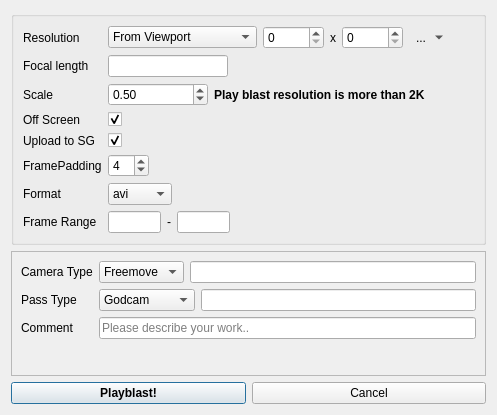
Old version of the form resources/dialog.ui in the repository craignadoon/tvfx-maya-playblast.
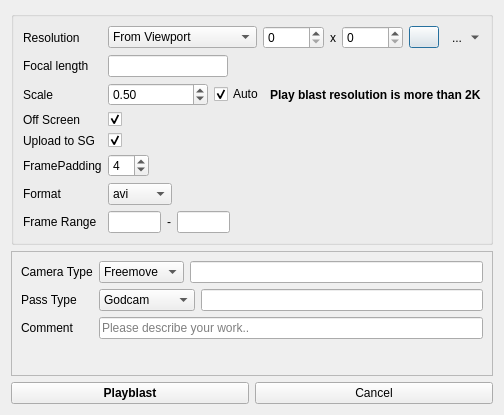
New version of the form. Icons and pictures are not drawn.

What changed in the file:
```diff
--- a/resources/dialog.ui
+++ b/resources/dialog.ui
@@ -69,6 +69,26 @@
           </property>
          </widget>
         </item>
+        <item>
+         <widget class="QPushButton" name="pb_refresh">
+          <property name="sizePolicy">
+           <sizepolicy hsizetype="Maximum" vsizetype="Fixed">
+            <horstretch>0</horstretch>
+            <verstretch>0</verstretch>
+           </sizepolicy>
+          </property>
+          <property name="maximumSize">
+           <size>
+            <width>30</width>
+            <height>16777215</height>
+           </size>
+          </property>
+          <property name="icon">
+           <iconset resource="resources.qrc">
+            <normaloff>:/res/refresh.png</normaloff>:/res/refresh.png</iconset>
+          </property>
+         </widget>
+        </item>
         <item>
          <widget class="QToolButton" name="tb_resolution_preset">
           <property name="text">
@@ -162,6 +182,16 @@
           </property>
          </widget>
         </item>
+        <item>
+         <widget class="QCheckBox" name="cb_auto">
+          <property name="text">
+           <string>Auto</string>
+          </property>
+          <property name="checked">
+           <bool>true</bool>
+          </property>
+         </widget>
+        </item>
         <item>
          <widget class="QLabel" name="lbl_resolution_size_hint">
           <property name="font">
@@ -498,7 +528,7 @@
         </font>
        </property>
        <property name="text">
-        <string>Playblast!</string>
+        <string>Playblast</string>
        </property>
       </widget>
      </item>
```
